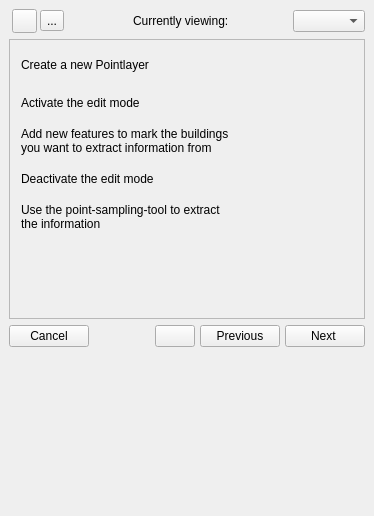
This is mole/view/ui_main_process_dock.ui in UdK-VPT/Open_eQuarter as Qt 5 draws it before an edit. The edited form follows.
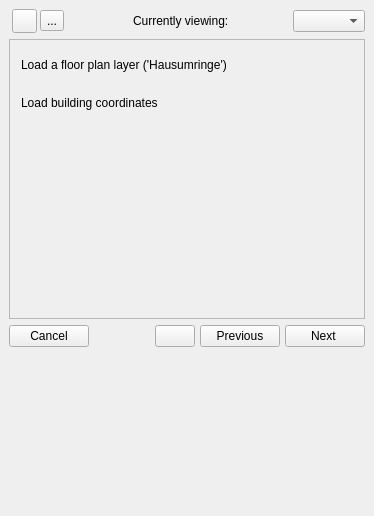
This is the edited form. Icons and pictures are not drawn. Custom widgets are drawn as their Qt base class.

Commit message: - Added new steps to progress_model and main_process_dock - Added method for intersecting two shapefiles

Diff of the .ui file:
```diff
--- a/mole/view/ui_main_process_dock.ui
+++ b/mole/view/ui_main_process_dock.ui
@@ -192,7 +192,7 @@
        <number>1</number>
       </property>
       <property name="currentIndex">
-       <number>3</number>
+       <number>2</number>
       </property>
       <widget class="QWidget" name="project_basics_page">
        <property name="accessibleName">
@@ -303,6 +303,40 @@
         </item>
        </layout>
       </widget>
+      <widget class="QWidget" name="real_estate_cadaster">
+       <property name="accessibleName">
+        <string>Real Estate Cadaster</string>
+       </property>
+       <layout class="QVBoxLayout" name="verticalLayout_6">
+        <item>
+         <widget class="QProcessButton" name="housing_layer_loaded_chckBox">
+          <property name="text">
+           <string>Load a floor plan layer ('Hausumringe')</string>
+          </property>
+         </widget>
+        </item>
+        <item>
+         <widget class="QProcessButton" name="building_coordinates_loaded_chckBox">
+          <property name="text">
+           <string>Load building coordinates</string>
+          </property>
+         </widget>
+        </item>
+        <item>
+         <spacer name="verticalSpacer_5">
+          <property name="orientation">
+           <enum>Qt::Vertical</enum>
+          </property>
+          <property name="sizeHint" stdset="0">
+           <size>
+            <width>20</width>
+            <height>40</height>
+           </size>
+          </property>
+         </spacer>
+        </item>
+       </layout>
+      </widget>
       <widget class="QWidget" name="building_shapes_page">
        <property name="accessibleName">
         <string>Building Shapes</string>
```
The commit also changes 13 other files.
